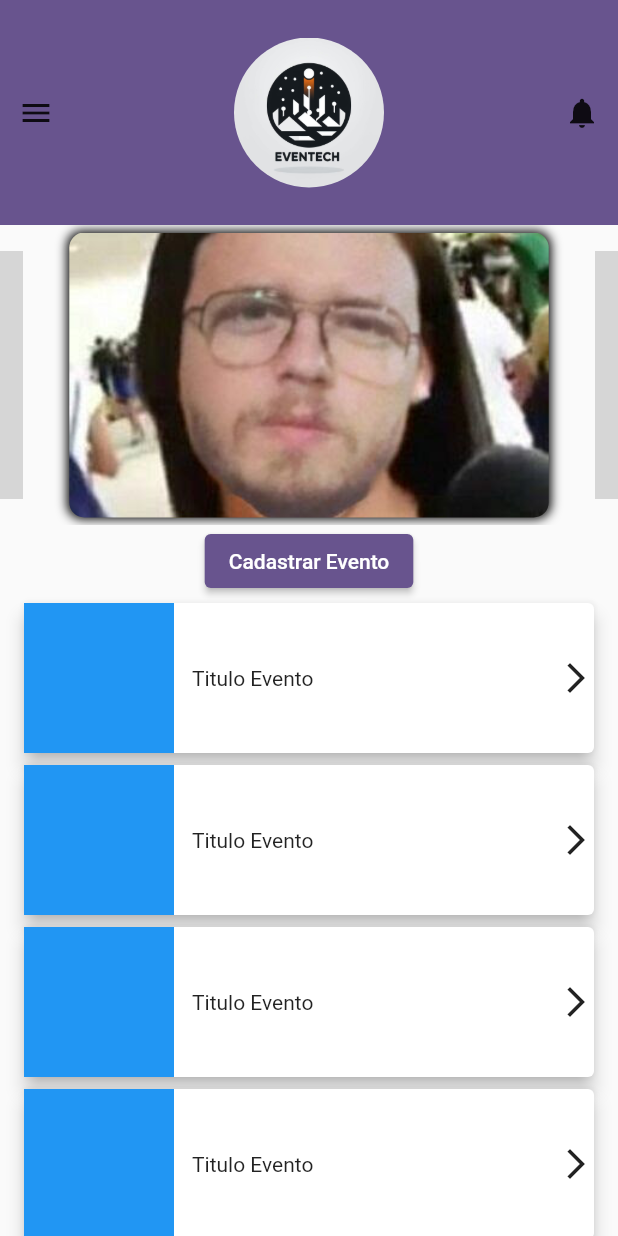
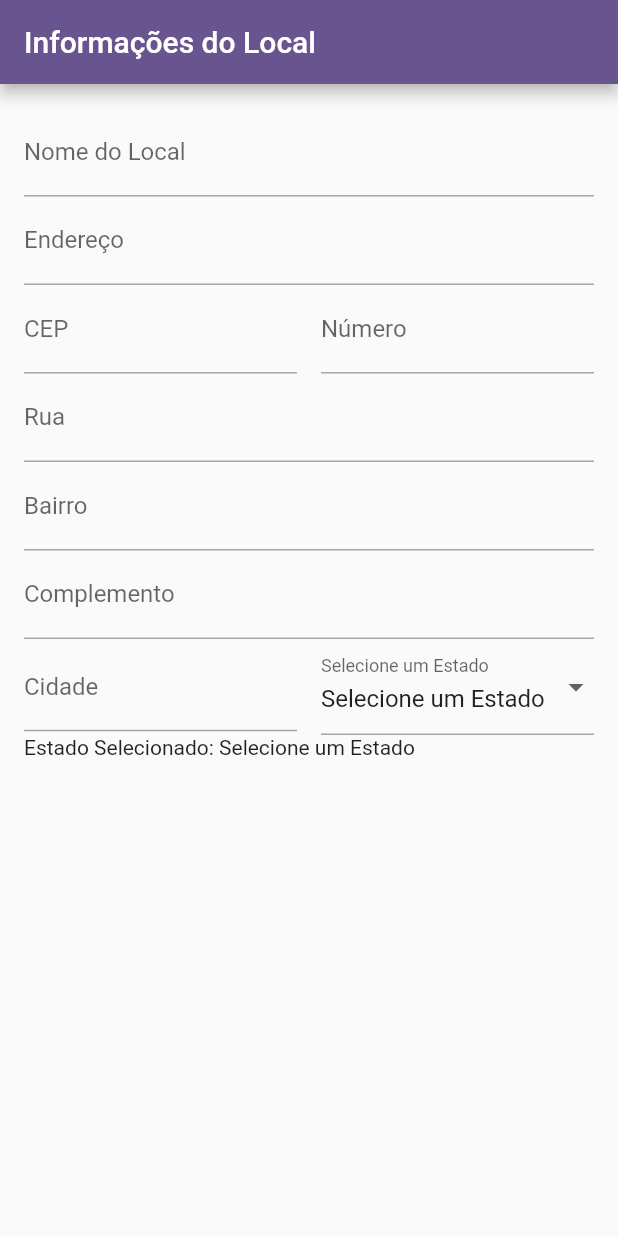
Before and after one commit to lucascbonelli/fusionx_front_hackweek, a Flutter app: the screen it shows after launch, on a phone screen of 412 x 824 dp. Run offline on Flutter 3.47's test engine with Material 2 defaults, Android fonts, the phone set to English and light mode, and no system bars; drawn by our look-alikes of carousel_slider; grey boxes are pictures that could not be loaded.

Commit message:
foi separado os widgets da tela principal

```diff
--- a/lib/Screen/telaInicial_empresa.dart
+++ b/lib/Screen/telaInicial_empresa.dart
@@ -1,7 +1,9 @@
 // ignore_for_file: prefer_const_constructors, use_key_in_widget_constructors, camel_case_types
 
 import 'package:flutter/material.dart';
-import 'package:carousel_slider/carousel_slider.dart';
+import 'package:teste/widgets/botao_cadastrar_widget.dart';
+import 'package:teste/widgets/cadastro_evento_widget.dart';
+import 'package:teste/widgets/carrossel_widget.dart';
 
 import '../widgets/app_bar.dart';
 
@@ -16,87 +18,14 @@ class _telaInicial_empresaState extends State<telaInicial_empresa> {
     return Scaffold(
       appBar: PreferredSize(
           preferredSize: Size.fromHeight(150), child: AppBarTop()),
-      body: Column(
-        children: <Widget>[
-          CarouselSlider(
-            options: CarouselOptions(
-              height: 200.0,
-              enlargeCenterPage: true,
-              autoPlay: true,
-            ),
-            items: [
-              // carrossel aqui
-              Container(
-                margin: EdgeInsets.all(5.0),
-                decoration: BoxDecoration(
-                  borderRadius: BorderRadius.circular(10.0),
-                  boxShadow: const [ BoxShadow(
-                       color: Color(0xFF000000),
-                         offset: Offset.zero,
-                         blurRadius: 5,
-                         spreadRadius: 1
-                  ),],
-                  image: DecorationImage(
-                    image: AssetImage("lib/imagens/TOP.jpg"),
-                    fit: BoxFit.cover,
-                  ),
-                ),
-              ),
-              Container(
-                margin: EdgeInsets.all(5.0),
-                decoration: BoxDecoration(
-                  borderRadius: BorderRadius.circular(10.0),
-                  image: DecorationImage(
-                    image: AssetImage(
-                        "lib/imagens/logo1.jfif"), // Substitua pelo caminho da imagem
-                    fit: BoxFit.cover,
-                  ),
-                ),
-              ),
-            ],
-          ),
-          ElevatedButton(
-            onPressed: () {
-              // Implemente a ação do botão de cadastrar evento aqui
-            },
-            child: Text("Cadastrar Evento"),
-          ),
-          Flexible(
-              child: ListView.builder(
-            itemCount: 10,
-            itemBuilder: (context, index) {
-              return Padding(
-                padding: const EdgeInsets.only(left: 12, right: 12),
-                child: Card(
-                  elevation: 5,
-                  child: Row(
-                    children: [
-                      Container(
-                        color: Colors.blue,
-                        width: 100,
-                        height: 100,
-                      ),
-                      SizedBox(width: 12,),
-                      Text('Titulo Evento'),
-                      Spacer(),
-                      Icon(Icons.arrow_forward_ios)
-                    ],
-                  ),
-                ),
-              );
-            },
-          )),
-        ],
-      ),
       drawer: Drawer(
         child: ListView(
           children: <Widget>[
             DrawerHeader(
-              child: Image.asset(
-                  "lib/imagens/logo.jpg"), // Substitua pelo caminho da sua imagem
+              child: Image.asset("lib/imagens/logo.jpg"),
             ),
             ListTile(
-              title: Text("Item 1"),
+              title: const Text("Item 1"),
               onTap: () {
                 // Implemente a ação do item do menu aqui
               },
@@ -104,6 +33,21 @@ class _telaInicial_empresaState extends State<telaInicial_empresa> {
           ],
         ),
       ),
+      body: Column(
+        children: <Widget>[
+          CarrosselWidget(), // Usando o widget do carrossel
+          BotaoCadastrarEvento(), // Usando o widget do botão "Cadastrar Evento"
+          Flexible(
+            child: ListView.builder(
+              itemCount: 10,
+              itemBuilder: (context, index) {
+                return EventoCadastradoCard(); // Usando o widget do item da lista
+              },
+            ),
+          ),
+        ],
+      ),
+      // ...
     );
   }
 }
--- a/lib/main.dart
+++ b/lib/main.dart
@@ -1,10 +1,12 @@
 // ignore_for_file: prefer_const_constructors, unused_import
 
 import 'package:flutter/material.dart';
+import 'package:teste/Screen/screen_formulario_cadastro_evento.dart';
 import 'package:teste/Screen/screen_cadastro_usuario.dart';
 import 'package:teste/Screen/screen_cadastro_empresa.dart';
 import 'package:teste/Screen/screen_login.dart';
 import 'package:teste/Screen/telaInicial_empresa.dart';
+import 'package:teste/widgets/formulario_cadastro_evento_widget.dart';
 
 void main() {
   runApp(const MyApp());
@@ -26,7 +28,7 @@ class _MyAppState extends State<MyApp> {
       theme: ThemeData(
          colorScheme: ColorScheme.fromSeed(seedColor: Colors.deepPurple),
       ),
-      home: telaInicial_empresa()
+      home: LocalInfoWidget()
     );
   }
 }
--- /dev/null
+++ b/lib/widgets/formulario_cadastro_evento_widget.dart
@@ -0,0 +1,89 @@
+import 'package:flutter/material.dart';
+
+class LocalInfoWidget extends StatefulWidget {
+  @override
+  _LocalInfoWidgetState createState() => _LocalInfoWidgetState();
+}
+
+class _LocalInfoWidgetState extends State<LocalInfoWidget> {
+  final List<String> estadosAbreviados = [
+    'Selecione um Estado', 'AC', 'AL', 'AP', 'AM', 'BA', 'CE', 'ES', 'GO', 'MA', 'MT', 'MS', 'MG',
+    'PA', 'PB', 'PR', 'PE', 'PI', 'RJ', 'RN', 'RS', 'RO', 'RR', 'SC', 'SP', 'SE', 'TO'
+  ];
+
+  String? selectedState;
+
+  @override
+  void initState() {
+    super.initState();
+    selectedState = estadosAbreviados.first;
+  }
+
+  @override
+  Widget build(BuildContext context) {
+    return Scaffold(
+      appBar: AppBar(title: Text('Informações do Local')),
+      body: ListView(
+        padding: EdgeInsets.all(16.0),
+        children: <Widget>[
+          TextField(decoration: InputDecoration(labelText: 'Nome do Local')),
+          TextField(decoration: InputDecoration(labelText: 'Endereço')),
+          _buildCepNumeroRow(),
+          TextField(decoration: InputDecoration(labelText: 'Rua')),
+          TextField(decoration: InputDecoration(labelText: 'Bairro')),
+          TextField(decoration: InputDecoration(labelText: 'Complemento')),
+          _buildCidadeEstadoRow(),
+          Text('Estado Selecionado: ${selectedState ?? 'Nenhum estado selecionado'}'),
+        ],
+      ),
+    );
+  }
+
+  Widget _buildCepNumeroRow() {
+    return Row(
+      children: <Widget>[
+        Expanded(
+          child: TextField(decoration: InputDecoration(labelText: 'CEP')),
+        ),
+        SizedBox(width: 16),
+        Expanded(
+          child: TextField(decoration: InputDecoration(labelText: 'Número')),
+        ),
+      ],
+    );
+  }
+
+  Widget _buildCidadeEstadoRow() {
+    return Row(
+      children: <Widget>[
+        Expanded(
+          child: TextField(decoration: InputDecoration(labelText: 'Cidade')),
+        ),
+        SizedBox(width: 16),
+        Expanded(
+          child: _buildStateSelector(),
+        ),
+      ],
+    );
+  }
+
+  Widget _buildStateSelector() {
+    return DropdownButtonFormField<String>(
+      value: selectedState,
+      items: estadosAbreviados.map((estado) {
+        return DropdownMenuItem<String>(
+          value: estado,
+          child: Text(estado),
+        );
+      }).toList(),
+      onChanged: (value) {
+        setState(() {
+          selectedState = value;
+        });
+      },
+      decoration: InputDecoration(
+        labelText: 'Selecione um Estado',
+      ),
+    );
+  }
+}
```
Also changed, not shown: lib/Screen/screen_formulario_cadastro_evento.dart (added, +38 -0 lines), lib/widgets/botao_cadastrar_widget.dart (added, +15 -0 lines), lib/widgets/cadastro_evento_widget.dart (added, +33 -0 lines), lib/widgets/carrossel_widget.dart (added, +47 -0 lines).
